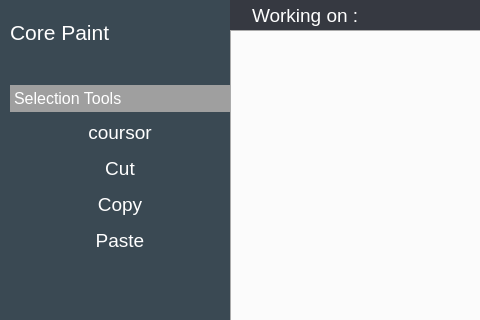
Above: corepaint/corepaint.ui from rahmanshaber/corebox before the change; both pictures show x 0 to 480 and y 0 to 320 of the 857 by 504 pixel window. Below: the same form after it.
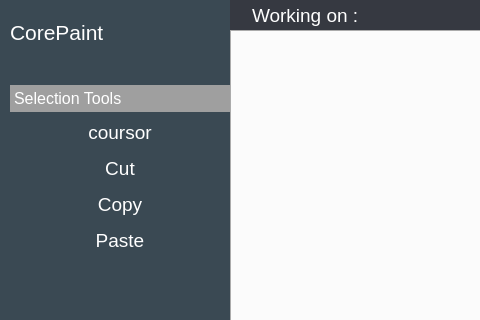
That is the form after the change. The open tabs and pages were chosen to show the change. Icons and pictures are not drawn.

```diff
--- a/corepaint/corepaint.ui
+++ b/corepaint/corepaint.ui
@@ -81,7 +81,7 @@
          <string notr="true">Text-align:left</string>
         </property>
         <property name="text">
-         <string>Core Paint</string>
+         <string>CorePaint</string>
         </property>
         <property name="icon">
          <iconset resource="../icons.qrc">
```
Left out of the diff: 2 changed lines with no effect on the pictures.
